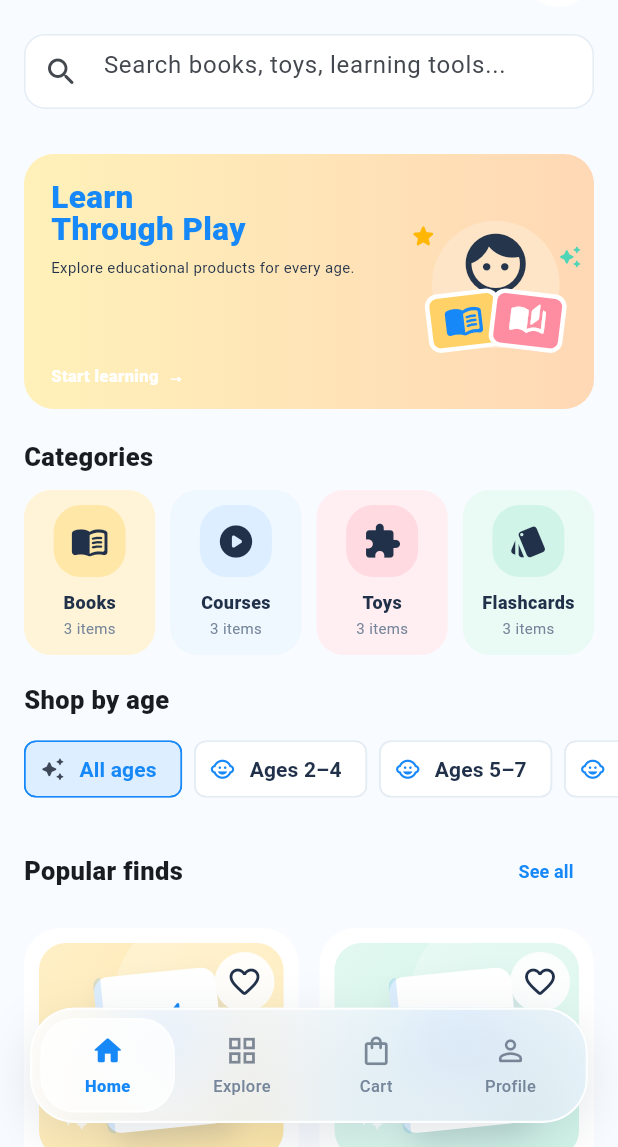
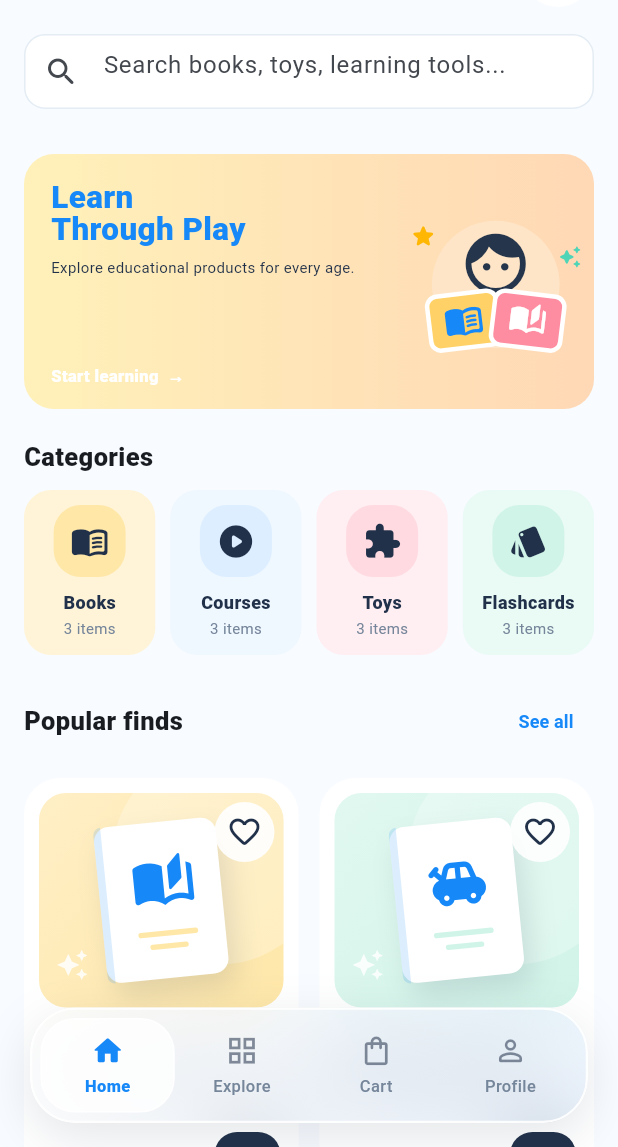
Before and after one commit to H-H-aung/kid-market, a Flutter app: the MainShell screen opened directly, on a phone screen of 412 x 824 dp, the part 89-1236 px from its top. Run offline on Flutter 3.47's test engine with Material 3 defaults, Android fonts, the phone set to English and light mode, and no system bars; our stand-ins replace shared_preferences; accounts and stored records are empty.

Commit message:
Remove age filter from home demo

```diff
--- a/lib/screens/home_screen.dart
+++ b/lib/screens/home_screen.dart
@@ -21,29 +21,14 @@ class HomeScreen extends StatefulWidget {
 class _HomeScreenState extends State<HomeScreen> {
   ValueChanged<Product> get onAdd => widget.onAdd;
   String _query = '';
-  String _ageGroup = 'All';
-
-  bool _matchesAge(Product product) {
-    if (_ageGroup == 'All') return true;
-    final match = RegExp(r'\d+').firstMatch(product.age);
-    final age = int.tryParse(match?.group(0) ?? '');
-    if (age == null) return true;
-    return switch (_ageGroup) {
-      '2–4' => age <= 4,
-      '5–7' => age >= 5 && age <= 7,
-      '8+' => age >= 8,
-      _ => true,
-    };
-  }
 
   @override
   Widget build(BuildContext context) {
     final items = products
         .where(
           (p) =>
-              (p.title.toLowerCase().contains(_query) ||
-                  p.categoryId.contains(_query)) &&
-              _matchesAge(p),
+              p.title.toLowerCase().contains(_query) ||
+              p.categoryId.contains(_query),
         )
         .toList();
     return CustomScrollView(
@@ -70,12 +55,6 @@ class _HomeScreenState extends State<HomeScreen> {
                   ),
                 ),
               ),
-            ),
-          ),
-          SliverToBoxAdapter(
-            child: _AgeGroupFilter(
-              selected: _ageGroup,
-              onSelected: (value) => setState(() => _ageGroup = value),
             ),
           ),
           SliverToBoxAdapter(
@@ -115,63 +94,3 @@ class _HomeScreenState extends State<HomeScreen> {
     );
   }
 }
-
-class _AgeGroupFilter extends StatelessWidget {
-  final String selected;
-  final ValueChanged<String> onSelected;
-
-  const _AgeGroupFilter({required this.selected, required this.onSelected});
-
-  @override
-  Widget build(BuildContext context) => Padding(
-    padding: const EdgeInsets.fromLTRB(16, 18, 0, 0),
-    child: Column(
-      crossAxisAlignment: CrossAxisAlignment.start,
-      children: [
-        const Text(
-          'Shop by age',
-          style: TextStyle(fontSize: 17, fontWeight: FontWeight.w900),
-        ),
-        const SizedBox(height: 10),
-        SingleChildScrollView(
-          scrollDirection: Axis.horizontal,
-          padding: const EdgeInsets.only(right: 16),
-          child: Row(
-            children: ['All', '2–4', '5–7', '8+']
-                .map(
-                  (label) => Padding(
-                    padding: const EdgeInsets.only(right: 8),
-                    child: ChoiceChip(
-                      label: Text(label == 'All' ? 'All ages' : 'Ages $label'),
-                      selected: selected == label,
-                      onSelected: (_) => onSelected(label),
-                      avatar: Icon(
-                        label == 'All'
-                            ? Icons.auto_awesome_rounded
-                            : Icons.child_care_rounded,
-                        size: 17,
-                      ),
-                      showCheckmark: false,
-                      selectedColor: const Color(0xFFDCEEFF),
-                      backgroundColor: Colors.white,
-                      side: BorderSide(
-                        color: selected == label
-                            ? const Color(0xFF1688F8)
-                            : const Color(0xFFE4ECF4),
-                      ),
-                      labelStyle: TextStyle(
-                        color: selected == label
-                            ? const Color(0xFF1688F8)
-                            : const Color(0xFF21314A),
-                        fontWeight: FontWeight.w700,
-                      ),
-                    ),
-                  ),
-                )
-                .toList(),
-          ),
-        ),
-      ],
-    ),
-  );
-}
```
Also changed, not shown: 1 other file.
